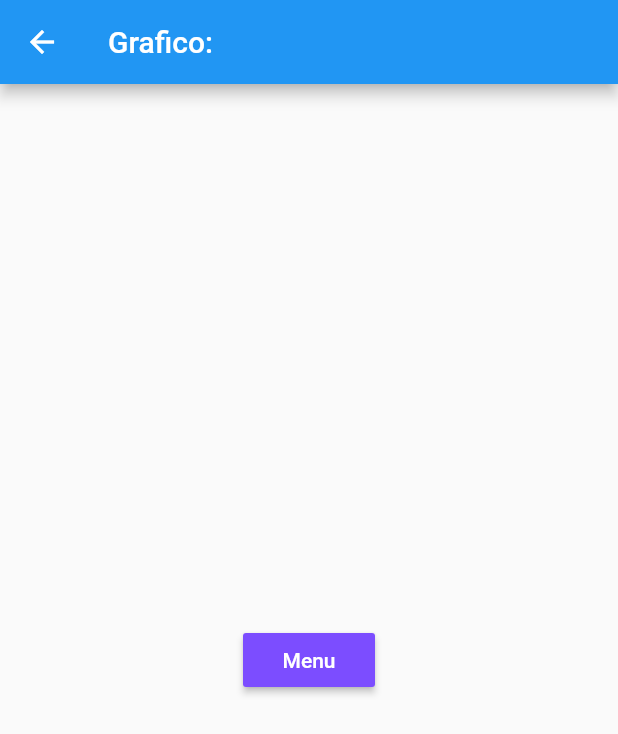
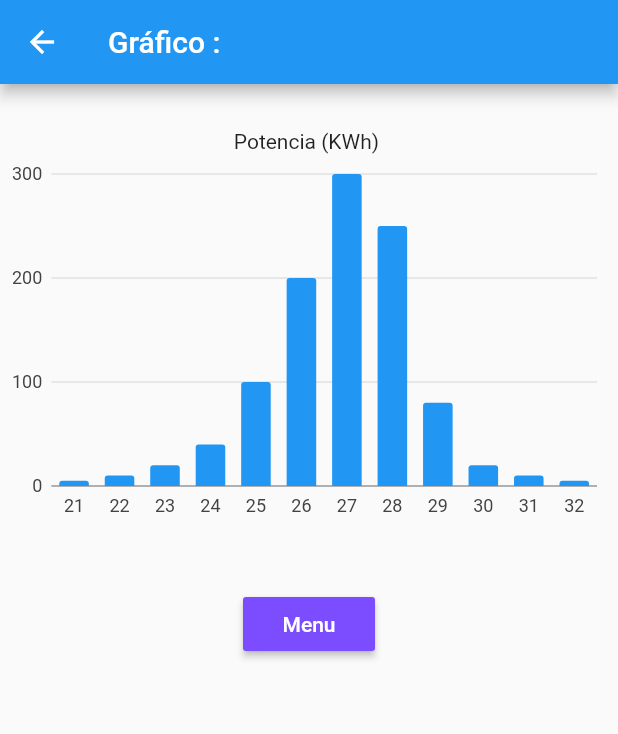
Before and after one commit to LuisZanoto/Hteck_Solar, a Flutter app: the TelaGrafico screen opened by its route, on a phone screen of 412 x 824 dp. Shown: the top 734 px of the screen. Run offline on Flutter 3.47's test engine with Material 2 defaults, Android fonts, the phone set to English and light mode, and no system bars; our stand-ins replace charts_flutter, flutter_blue, sqflite; accounts and stored records are empty.

Commit message:
Versao 1.0

```diff
--- a/lib/grafico.dart
+++ b/lib/grafico.dart
@@ -1,5 +1,5 @@
 import 'package:flutter/material.dart';
-//import 'package:fl_chart/fl_chart.dart';
+import 'package:charts_flutter/flutter.dart' as charts;
 
 
 
@@ -9,28 +9,105 @@ class TelaGrafico extends StatefulWidget {
 }
 
 class _TelaGraficoState extends State<TelaGrafico> {
+ Widget chartContainer = Column(
+   mainAxisAlignment: MainAxisAlignment.center,
+   children: [Text('Chart Viewer')],
+ );
+
  @override
  Widget build(BuildContext context) {
    return Scaffold(
-      appBar: AppBar(title: Text('Grafico:')),
-      body: Center(
-        child: RaisedButton(
+
+       appBar: AppBar(
+         title: Text('Gráfico :'),
+       ),
+       body: SingleChildScrollView(
+         child: Column(
+           children: <Widget>[
+             Padding( padding: EdgeInsets.only(top: 30), ),
+             Text("Potencia (KWh) "),
+             Container(
+               height: 250,
+               child: chartContainer = SimpleBarChart.withSampleData(),
+             ),
+             Padding( padding: EdgeInsets.only(top: 40), ),
+             Row(
+               mainAxisAlignment: MainAxisAlignment.spaceEvenly,
+               children: <Widget>[
+                RaisedButton(
                   textColor: Colors.white,
                   color: Colors.deepPurpleAccent,
                   child: Text("Menu"),
                   onPressed: (){
                   Navigator.pop(context);
-
                    },
 
                  ),
-
+               ],
+             ),
+           ],
+         ),
        ),
 
+   );
+ }
+}
 
 
+class SimpleBarChart extends StatelessWidget {
+ final List<charts.Series> seriesList;
+ final bool animate;
 
+ SimpleBarChart(this.seriesList, {this.animate});
+
+ /// Creates a [BarChart] with sample data and no transition.
+ factory SimpleBarChart.withSampleData() {
+   return new SimpleBarChart(
+     _createSampleData(),
+     // Disable animations for image tests.
+     animate: false,
    );
+ }
 
+ @override
+ Widget build(BuildContext context) {
+   return new charts.BarChart(
+     seriesList,
+     animate: animate,
+   );
+ }
+
+ /// Create one series with sample hard coded data.
+ static List<charts.Series<Potencia, String>> _createSampleData() {
+   final data = [
+     new Potencia('21', 5),
+     new Potencia('22', 10),
+     new Potencia('23', 20),
+     new Potencia('24', 40),
+     new Potencia('25', 100),
+     new Potencia('26', 200),
+     new Potencia('27', 300),
+     new Potencia('28', 250),
+     new Potencia('29', 80),
+     new Potencia('30', 20),
+     new Potencia('31', 10),
+     new Potencia('32', 5),
+   ];
+
+   return [
+     new charts.Series<Potencia, String>(
+       id: 'Pot',
+       colorFn: (_, __) => charts.MaterialPalette.blue.shadeDefault,
+       domainFn: (Potencia sales, _) => sales.dia,
+       measureFn: (Potencia sales, _) => sales.pot,
+       data: data,
+     )
+   ];
  }
 }
+class Potencia {
+ final String dia;
+ final int pot;
+
+ Potencia(this.dia, this.pot);
+}
--- a/pubspec.yaml
+++ b/pubspec.yaml
@@ -26,7 +26,7 @@ dependencies:
     sdk: flutter
   sqflite:
   path:
-  fl_chart: ^0.12.0
+  charts_flutter: ^0.7.0
   flutter_blue: ^0.7.2
   path_provider:
 
```
Also changed, not shown: pubspec.lock. Lines whose indentation alone changed are shown as unchanged.
